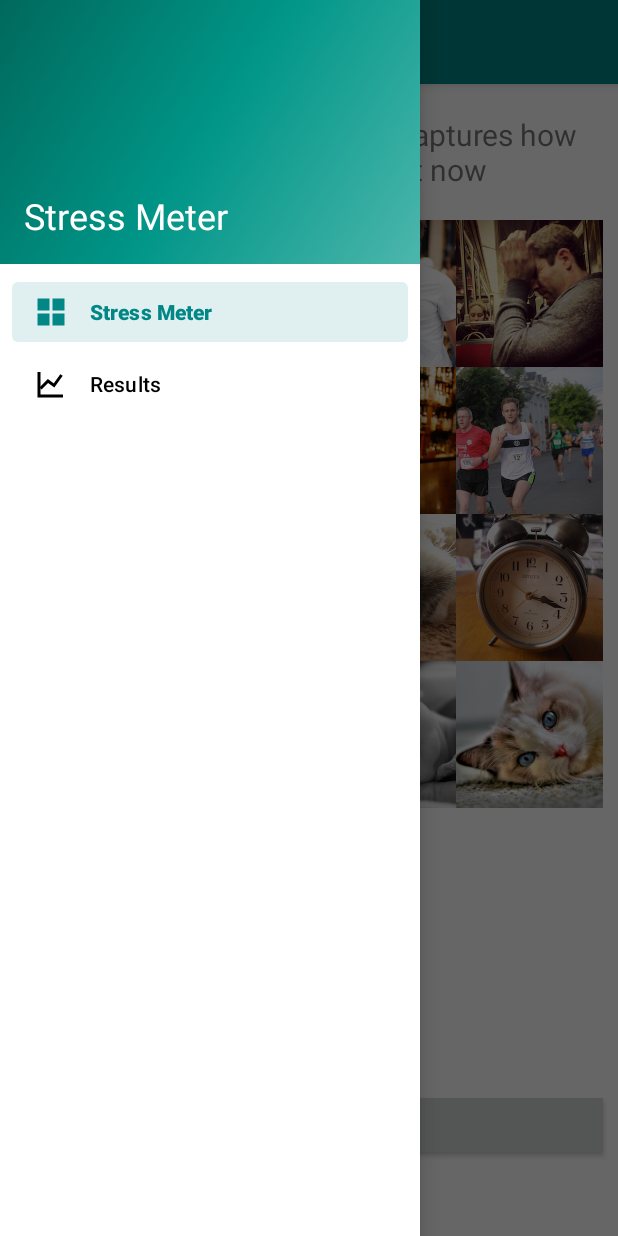
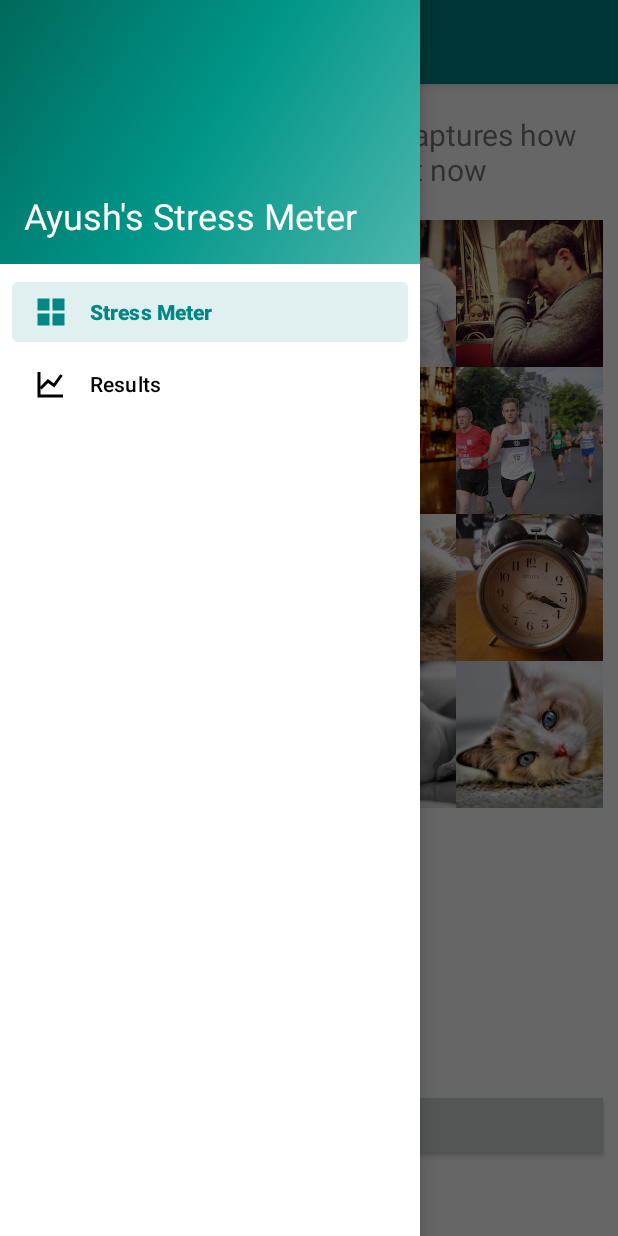
Before and after one commit to AyushArora10hg/StressMeter---CMPT362, an Android app: the screen it shows after launch (MainActivity), with the side drawer open, on a phone screen of 412 x 824 dp. Run offline under Robolectric (Android 15) with nearby library versions, the phone set to English and light mode, and no system bars; our stand-ins replace navigation-ui.

Commit message:
Reviewed everything: Ready to submit

```diff
--- a/app/src/main/res/values/strings.xml
+++ b/app/src/main/res/values/strings.xml
@@ -1,5 +1,5 @@
 <resources>
-    <string name="app_name">Stress Meter</string>
+    <string name="app_name">Ayush\'s Stress Meter</string>
 
     <string name="menu_stress_meter">Stress Meter</string>
     <string name="menu_results">Results</string>
```
